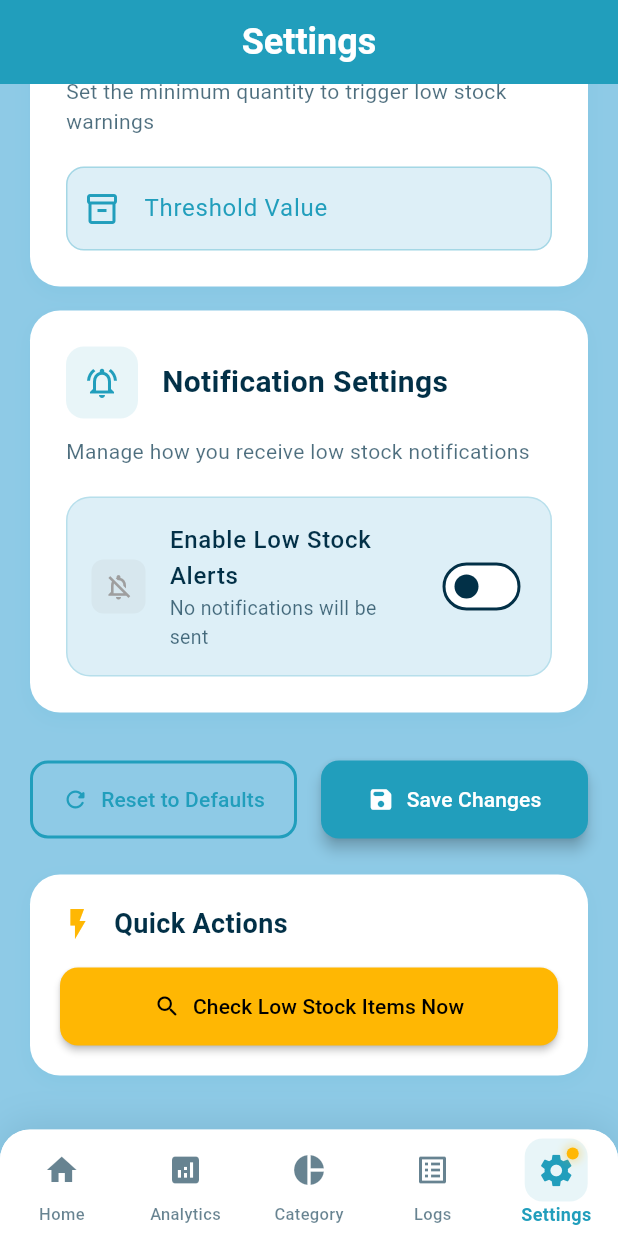
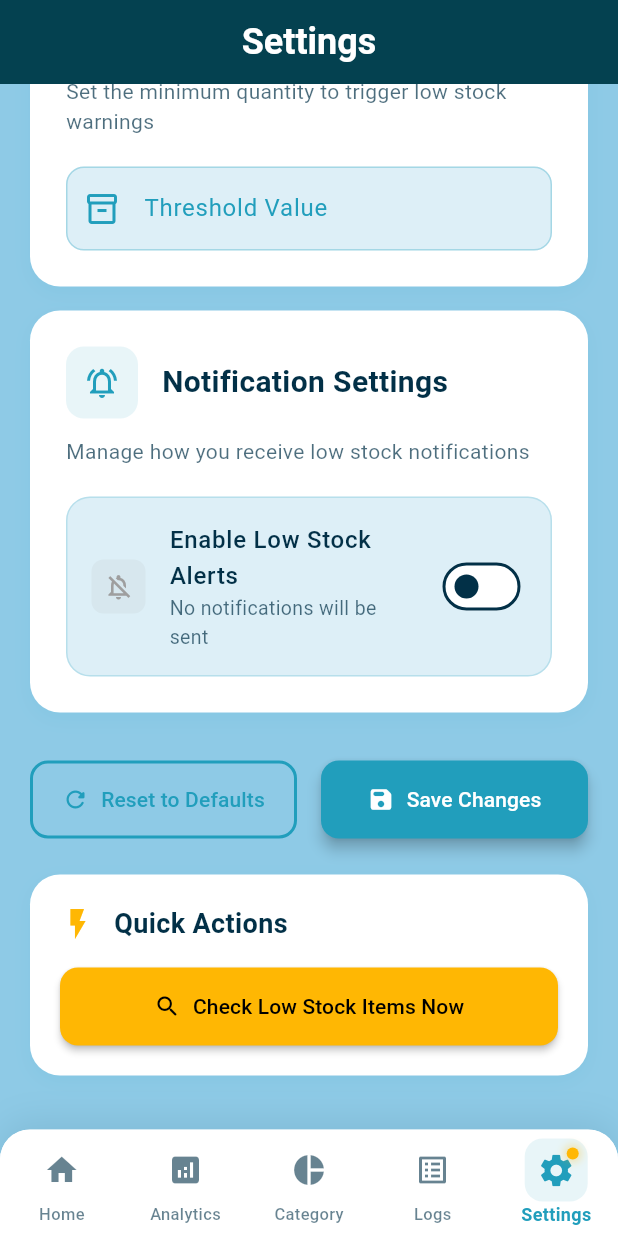
Before and after one commit to rashimeena/supplify, a Flutter app: the screen it shows once a user with an empty profile is signed in, item 5 of the bottom bar chosen, scrolled down 243 dp, after a tap on "Check Low Stock Items Now", on a phone screen of 412 x 824 dp. Run offline on Flutter 3.47's test engine with Material 3 defaults, Android fonts, the light colour scheme and no system bars; our stand-ins replace cloud_firestore, firebase_auth, firebase_core, fl_chart, get; accounts and stored records are empty.

Commit message:
error gone

```diff
--- a/lib/screens/homescreen.dart
+++ b/lib/screens/homescreen.dart
@@ -53,6 +53,7 @@ class _HomescreenState extends State<Homescreen> {
   static const Color lightBlue = Color(0xFF8ECAE6);
   static const Color blue = Color(0xFF219EBC);
   static const Color darkBlue = Color(0xFF023047);
+  // ignore: unused_field
   static const Color amber = Color(0xFFFFB703);
 
   // Add low stock threshold variable
@@ -155,6 +156,7 @@ class _HomescreenState extends State<Homescreen> {
       if (settings == null) {
         print('No settings found for user, using defaults');
         // Use default values if no settings exist
+        // ignore: unused_local_variable
         final threshold = 5;
         final showAlerts = false;
 
@@ -182,7 +184,7 @@ class _HomescreenState extends State<Homescreen> {
 
         // Filter for low stock items in memory
         final lowStockDocs = allUserItemsSnapshot.docs.where((doc) {
-          final data = doc.data() as Map<String, dynamic>;
+          final data = doc.data();
           final quantity = data['quantity'] as int? ?? 0;
           return quantity <= threshold;
         }).toList();
@@ -191,7 +193,7 @@ class _HomescreenState extends State<Homescreen> {
 
         if (lowStockDocs.isNotEmpty && mounted) {
           final itemNames = lowStockDocs
-              .map((doc) => doc.data() as Map<String, dynamic>)
+              .map((doc) => doc.data())
               .map((data) => data['name']?.toString() ?? 'Unnamed Item')
               .join(', ');
 
--- a/lib/screens/settings_screen.dart
+++ b/lib/screens/settings_screen.dart
@@ -186,7 +186,7 @@ class _SettingsScreenState extends State<SettingsScreen> {
           ),
           centerTitle: true,
           elevation: 0,
-          backgroundColor: AppColors.blue,
+          backgroundColor: const Color.fromARGB(255, 2, 57, 71),
           foregroundColor: Colors.white,
         ),
         body: _loading
@@ -250,7 +250,7 @@ class _SettingsScreenState extends State<SettingsScreen> {
                                   style: TextStyle(
                                     fontSize: 22,
                                     fontWeight: FontWeight.bold,
-                                    color: AppColors.darkBlue,
+                                    color: const Color.fromARGB(255, 8, 36, 50),
                                   ),
                                 ),
                                 const SizedBox(height: 4),
```
